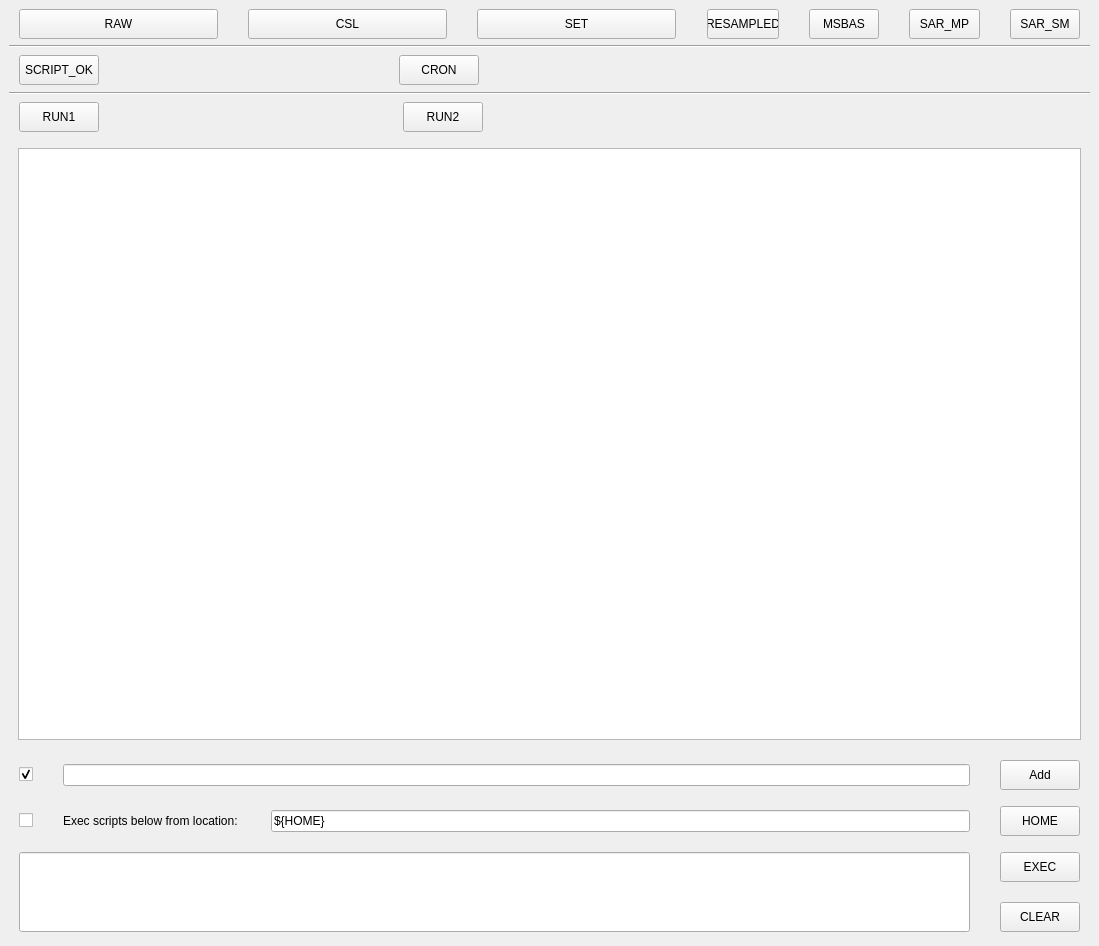
Above: main_window.ui from mjaspard/Dashboard_MasTer before the change. Below: the same form after it.
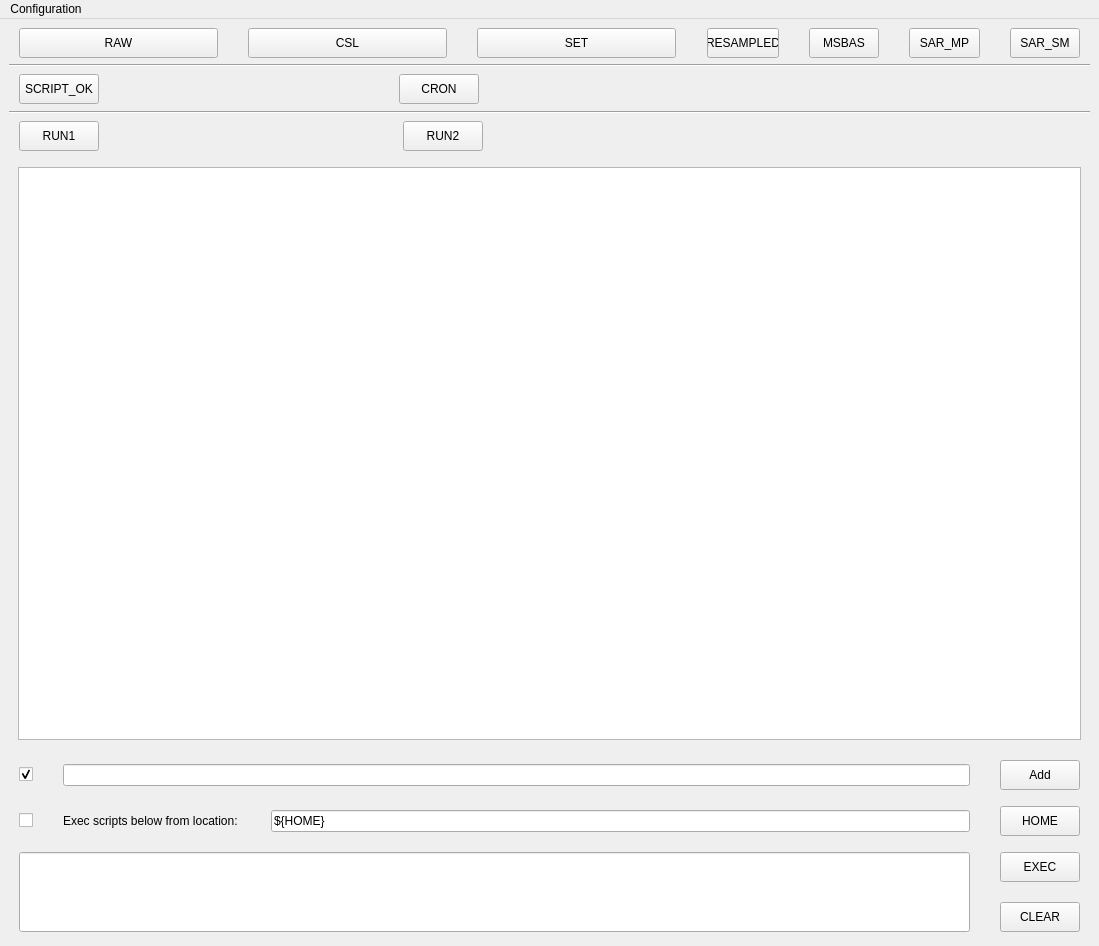
That is the form after the change.

The edit to the form file:
```diff
--- a/main_window.ui
+++ b/main_window.ui
@@ -730,6 +730,28 @@
     </item>
    </layout>
   </widget>
+  <widget class="QMenuBar" name="menuBar">
+   <property name="geometry">
+    <rect>
+     <x>0</x>
+     <y>0</y>
+     <width>1099</width>
+     <height>21</height>
+    </rect>
+   </property>
+   <widget class="QMenu" name="menuConfiguration">
+    <property name="title">
+     <string>Configuration</string>
+    </property>
+    <addaction name="actionOpen_file"/>
+   </widget>
+   <addaction name="menuConfiguration"/>
+  </widget>
+  <action name="actionOpen_file">
+   <property name="text">
+    <string>Open file</string>
+   </property>
+  </action>
  </widget>
  <resources/>
  <connections/>
```
Left out of the diff: 3 changed lines with no effect on the pictures.
